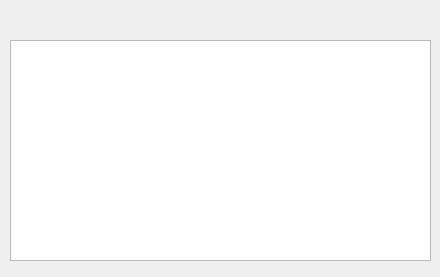
Qt form util/aboutprogram.ui (RaphCucul/Image-registration-GUI) before a commit.
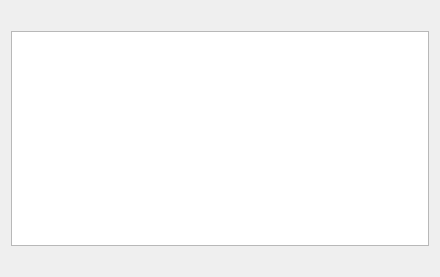
The same form after that commit. Icons and pictures are not drawn.

```diff
--- a/util/aboutprogram.ui
+++ b/util/aboutprogram.ui
@@ -20,28 +20,9 @@
   <property name="sizeGripEnabled">
    <bool>false</bool>
   </property>
-  <widget class="QLabel" name="programVersion">
-   <property name="geometry">
-    <rect>
-     <x>121</x>
-     <y>41</y>
-     <width>16</width>
-     <height>16</height>
-    </rect>
-   </property>
-   <property name="text">
-    <string/>
-   </property>
-  </widget>
+  <layout class="QVBoxLayout" name="verticalLayout">
+   <item>
   <widget class="QLabel" name="pvLabel">
-   <property name="geometry">
-    <rect>
-     <x>11</x>
-     <y>11</y>
-     <width>211</width>
-     <height>16</height>
-    </rect>
-   </property>
    <property name="textFormat">
     <enum>Qt::RichText</enum>
    </property>
@@ -52,19 +33,22 @@
     <bool>true</bool>
    </property>
   </widget>
+   </item>
+   <item>
   <widget class="QTextEdit" name="releaseNotes">
-   <property name="geometry">
-    <rect>
-     <x>10</x>
-     <y>40</y>
-     <width>421</width>
-     <height>221</height>
-    </rect>
-   </property>
    <property name="readOnly">
     <bool>true</bool>
    </property>
   </widget>
+   </item>
+   <item>
+    <widget class="QLabel" name="programVersion">
+     <property name="text">
+      <string/>
+     </property>
+    </widget>
+   </item>
+  </layout>
  </widget>
  <resources>
   <include location="../images/icons.qrc"/>
```
Lines whose indentation alone changed are shown as unchanged.
